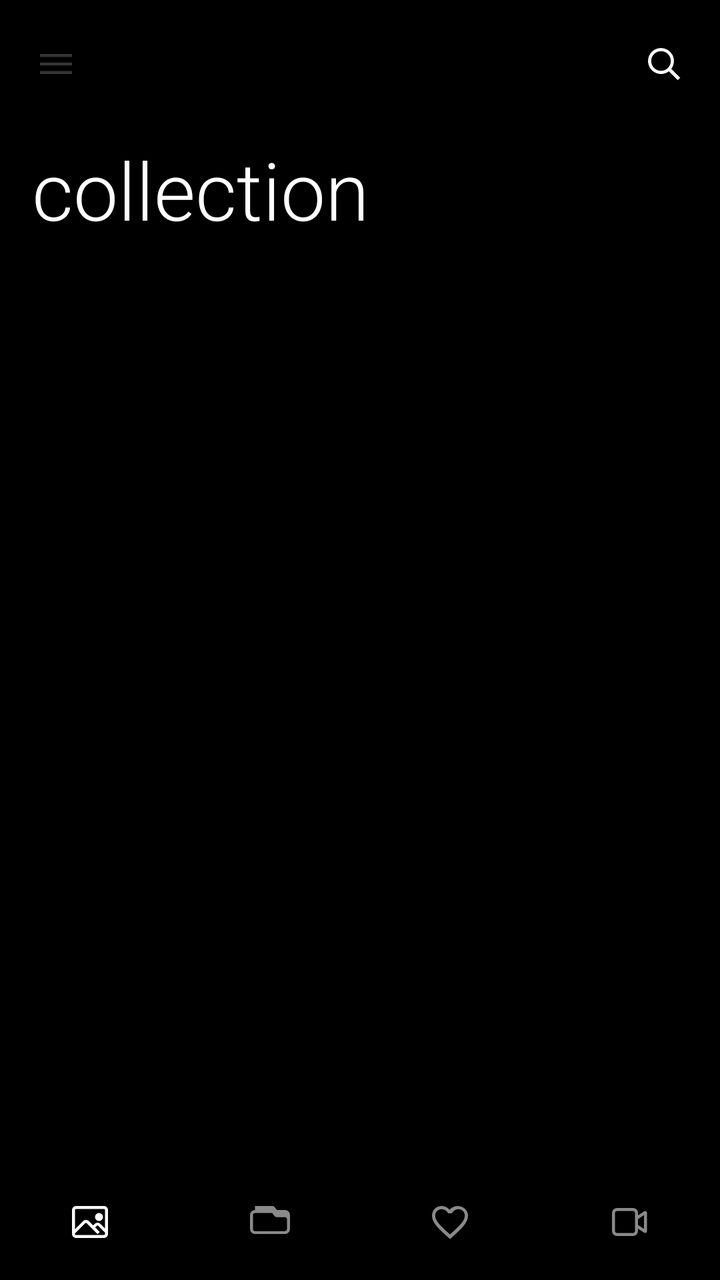
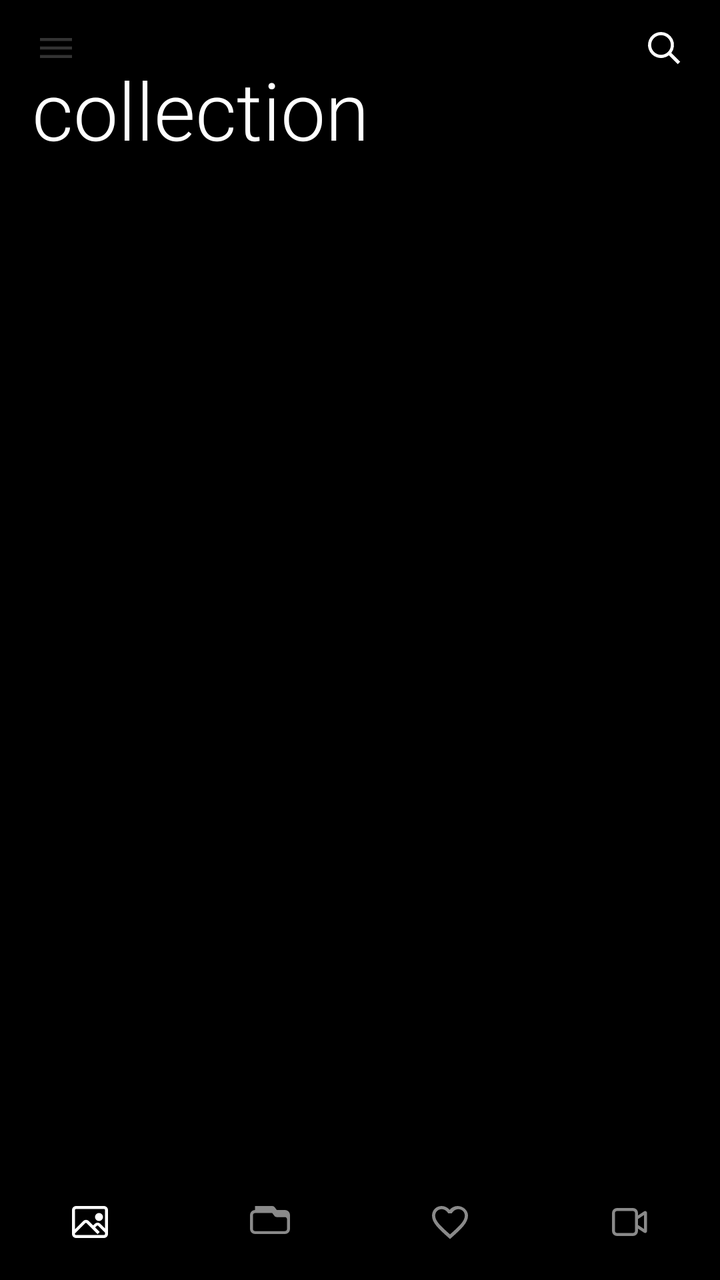

Two renders of the same Android screen: before a commit and after it. Below are the layout's source before the change and the commit's diff.
<!-- AndroidManifest.xml: application theme Theme.GallerySearch -->
<!-- res/layout/activity_main.xml -->
<?xml version="1.0" encoding="utf-8"?>
<androidx.drawerlayout.widget.DrawerLayout xmlns:android="http://schemas.android.com/apk/res/android"
    android:id="@+id/drawerLayout"
    android:layout_width="match_parent"
    android:layout_height="match_parent"
    android:background="@color/metroBgPrimary">

    <FrameLayout
        android:id="@+id/mainSurface"
        android:layout_width="match_parent"
        android:layout_height="match_parent"
        android:background="@color/metroBgPrimary">

        <androidx.recyclerview.widget.RecyclerView
            android:id="@+id/imageGrid"
            android:layout_width="match_parent"
            android:layout_height="match_parent"
            android:clipToPadding="false"
            android:paddingStart="0dp"
            android:paddingTop="2dp"
            android:paddingEnd="0dp"
            android:paddingBottom="84dp" />

        <LinearLayout
            android:id="@+id/topOverlay"
            android:layout_width="match_parent"
            android:layout_height="wrap_content"
            android:background="@color/metroBgPrimary"
            android:orientation="vertical"
            android:paddingTop="8dp">

            <FrameLayout
                android:id="@+id/topChrome"
                android:layout_width="match_parent"
                android:layout_height="128dp">

                <ImageButton
                    android:id="@+id/menuBtn"
                    android:layout_width="48dp"
                    android:layout_height="48dp"
                    android:layout_gravity="start|top"
                    android:layout_marginStart="4dp"
                    android:alpha="0.2"
                    android:background="@android:color/transparent"
                    android:contentDescription="Menu"
                    android:padding="12dp"
                    android:src="@drawable/ic_fluent_navigation_24_regular"
                    android:tint="@color/metroTextPrimary" />

                <TextView
                    android:id="@+id/screenTitle"
                    android:layout_width="match_parent"
                    android:layout_height="wrap_content"
                    android:layout_gravity="bottom"
                    android:includeFontPadding="false"
                    android:paddingStart="16dp"
                    android:paddingEnd="16dp"
                    android:paddingBottom="16dp"
                    android:text="collection"
                    android:textColor="@color/metroTextPrimary"
                    android:textSize="40sp"
                    android:fontFamily="sans-serif-light"
                    android:visibility="visible" />

                <ImageButton
                    android:id="@+id/searchLaunchBtn"
                    android:layout_width="48dp"
                    android:layout_height="48dp"
                    android:layout_gravity="end|top"
                    android:layout_marginEnd="4dp"
                    android:background="@android:color/transparent"
                    android:contentDescription="Search"
                    android:padding="12dp"
                    android:src="@drawable/ic_fluent_search_24_regular"
                    android:tint="@color/metroTextPrimary" />
            </FrameLayout>

            <LinearLayout
                android:id="@+id/searchPanel"
                android:layout_width="match_parent"
                android:layout_height="wrap_content"
                android:background="@color/metroBgPrimary"
                android:orientation="vertical"
                android:paddingStart="16dp"
                android:paddingTop="4dp"
                android:paddingEnd="16dp"
                android:paddingBottom="14dp"
                android:visibility="gone">

                <LinearLayout
                    android:layout_width="match_parent"
                    android:layout_height="48dp"
                    android:background="@drawable/search_bg"
                    android:gravity="center_vertical"
                    android:orientation="horizontal"
                    android:paddingStart="14dp"
                    android:paddingEnd="8dp">

                    <ImageView
                        android:layout_width="20dp"
                        android:layout_height="20dp"
                        android:contentDescription="@null"
                        android:src="@drawable/ic_fluent_search_24_regular"
                        android:tint="@color/metroTextSecondary" />

                    <EditText
                        android:id="@+id/searchInput"
                        android:layout_width="0dp"
                        android:layout_height="wrap_content"
                        android:layout_weight="1"
                        android:background="@android:color/transparent"
                        android:hint="Search this section"
                        android:imeOptions="actionSearch"
                        android:inputType="text"
                        android:paddingStart="12dp"
                        android:paddingEnd="12dp"
                        android:singleLine="true"
                        android:textColor="@color/metroTextPrimary"
                        android:textColorHint="@color/metroTextDisabled"
                        android:textSize="16sp" />

                    <TextView
                        android:id="@+id/searchDismissBtn"
                        android:layout_width="wrap_content"
                        android:layout_height="wrap_content"
                        android:fontFamily="sans-serif"
                        android:includeFontPadding="false"
                        android:paddingStart="8dp"
                        android:paddingEnd="6dp"
                        android:text="cancel"
                        android:textAllCaps="true"
                        android:textColor="@color/metroTextSecondary"
                        android:textSize="12sp" />
                </LinearLayout>

                <LinearLayout
                    android:id="@+id/searchModeRow"
                    android:layout_width="match_parent"
                    android:layout_height="wrap_content"
                    android:layout_marginTop="10dp"
                    android:gravity="center_vertical"
                    android:orientation="horizontal">

                    <TextView
                        android:id="@+id/searchModeHybrid"
                        android:layout_width="wrap_content"
                        android:layout_height="wrap_content"
                        android:background="@drawable/search_filter_chip_active_bg"
                        android:includeFontPadding="false"
                        android:paddingStart="14dp"
                        android:paddingTop="8dp"
                        android:paddingEnd="14dp"
                        android:paddingBottom="8dp"
                        android:text="AI + META"
                        android:textAllCaps="true"
                        android:textColor="@color/metroTextPrimary"
                        android:textSize="12sp" />

                    <TextView
                        android:id="@+id/searchModeAi"
                        android:layout_width="wrap_content"
                        android:layout_height="wrap_content"
                        android:layout_marginStart="8dp"
                        android:background="@drawable/search_filter_chip_bg"
                        android:includeFontPadding="false"
                        android:paddingStart="14dp"
                        android:paddingTop="8dp"
                        android:paddingEnd="14dp"
                        android:paddingBottom="8dp"
                        android:text="AI"
                        android:textAllCaps="true"
                        android:textColor="@color/metroTextPrimary"
                        android:textSize="12sp" />

                    <TextView
                        android:id="@+id/searchModeMetadata"
                        android:layout_width="wrap_content"
                        android:layout_height="wrap_content"
                        android:layout_marginStart="8dp"
                        android:background="@drawable/search_filter_chip_bg"
                        android:includeFontPadding="false"
                        android:paddingStart="14dp"
                        android:paddingTop="8dp"
                        android:paddingEnd="14dp"
                        android:paddingBottom="8dp"
                        android:text="META"
                        android:textAllCaps="true"
                        android:textColor="@color/metroTextPrimary"
                        android:textSize="12sp" />
                </LinearLayout>

                <HorizontalScrollView
                    android:id="@+id/searchActivePillsScroll"
                    android:layout_width="match_parent"
                    android:layout_height="wrap_content"
                    android:layout_marginTop="10dp"
                    android:fadeScrollbars="false"
                    android:overScrollMode="never"
                    android:scrollbars="none"
                    android:visibility="gone">

                    <LinearLayout
                        android:id="@+id/searchActivePills"
                        android:layout_width="wrap_content"
                        android:layout_height="wrap_content"
                        android:orientation="horizontal" />
                </HorizontalScrollView>

                <HorizontalScrollView
                    android:id="@+id/searchQuickPillsScroll"
                    android:layout_width="match_parent"
                    android:layout_height="wrap_content"
                    android:layout_marginTop="10dp"
                    android:fadeScrollbars="false"
                    android:overScrollMode="never"
                    android:scrollbars="none">

                    <LinearLayout
                        android:id="@+id/searchQuickPills"
                        android:layout_width="wrap_content"
                        android:layout_height="wrap_content"
                        android:orientation="horizontal" />
                </HorizontalScrollView>
            </LinearLayout>
        </LinearLayout>

        <LinearLayout
            android:id="@+id/selectionPill"
            android:layout_width="wrap_content"
            android:layout_height="52dp"
            android:layout_gravity="bottom|center_horizontal"
            android:layout_marginBottom="84dp"
            android:background="@drawable/pill_bg"
            android:gravity="center"
            android:orientation="horizontal"
            android:paddingStart="8dp"
            android:paddingEnd="8dp"
            android:visibility="gone">

            <ImageButton
                android:id="@+id/selectAllBtn"
                android:layout_width="52dp"
                android:layout_height="52dp"
                android:background="@android:color/transparent"
                android:contentDescription="Select all"
                android:padding="15dp"
                android:src="@drawable/ic_fluent_select_all_24_regular"
                android:tint="@color/metroTextPrimary"
                android:visibility="gone" />

            <ImageButton
                android:id="@+id/shareSelectionBtn"
                android:layout_width="64dp"
                android:layout_height="52dp"
                android:background="@android:color/transparent"
                android:contentDescription="Share selected"
                android:padding="15dp"
                android:src="@drawable/ic_fluent_share_24_regular"
                android:tint="@color/metroTextPrimary" />

            <ImageButton
                android:id="@+id/deleteSelectionBtn"
                android:layout_width="64dp"
                android:layout_height="52dp"
                android:background="@android:color/transparent"
                android:contentDescription="Delete selected"
                android:padding="15dp"
                android:src="@drawable/ic_fluent_delete_24_regular"
                android:tint="@color/metroTextPrimary" />
        </LinearLayout>

        <com.devomind.gallerysearch.FastScrollIndicator
            android:id="@+id/fastScrollIndicator"
            android:layout_width="match_parent"
            android:layout_height="match_parent"
            android:layout_marginEnd="4dp"
            android:visibility="gone" />

        <LinearLayout
            android:id="@+id/bottomPanel"
            android:layout_width="match_parent"
            android:layout_height="60dp"
            android:layout_gravity="bottom"
            android:background="@color/metroBgPrimary"
            android:orientation="horizontal">

            <LinearLayout
                android:id="@+id/bottomCollections"
                android:layout_width="0dp"
                android:layout_height="match_parent"
                android:layout_weight="1"
                android:gravity="center"
                android:orientation="vertical"
                android:paddingTop="2dp">

                <ImageView
                    android:id="@+id/bottomCollectionsIcon"
                    android:layout_width="24dp"
                    android:layout_height="24dp"
                    android:contentDescription="@null"
                    android:src="@drawable/ic_fluent_image_24_regular"
                    android:tint="@color/metroTextPrimary" />
            </LinearLayout>

            <LinearLayout
                android:id="@+id/bottomAlbums"
                android:layout_width="0dp"
                android:layout_height="match_parent"
                android:layout_weight="1"
                android:gravity="center"
                android:orientation="vertical"
                android:paddingTop="2dp">

                <ImageView
                    android:id="@+id/bottomAlbumsIcon"
                    android:layout_width="24dp"
                    android:layout_height="24dp"
                    android:contentDescription="@null"
                    android:src="@drawable/ic_fluent_album_24_regular"
                    android:tint="@color/metroTextSecondary" />
            </LinearLayout>

            <LinearLayout
                android:id="@+id/bottomFavorites"
                android:layout_width="0dp"
                android:layout_height="match_parent"
                android:layout_weight="1"
                android:gravity="center"
                android:orientation="vertical"
                android:paddingTop="2dp">

                <ImageView
                    android:id="@+id/bottomFavoritesIcon"
                    android:layout_width="24dp"
                    android:layout_height="24dp"
                    android:contentDescription="@null"
                    android:src="@drawable/ic_fluent_heart_24_regular"
                    android:tint="@color/metroTextSecondary" />
            </LinearLayout>

            <LinearLayout
                android:id="@+id/bottomVideos"
                android:layout_width="0dp"
                android:layout_height="match_parent"
                android:layout_weight="1"
                android:gravity="center"
                android:orientation="vertical"
                android:paddingTop="2dp">

                <ImageView
                    android:id="@+id/bottomVideosIcon"
                    android:layout_width="24dp"
                    android:layout_height="24dp"
                    android:contentDescription="@null"
                    android:src="@drawable/ic_fluent_video_24_regular"
                    android:tint="@color/metroTextSecondary" />
            </LinearLayout>
        </LinearLayout>
    </FrameLayout>

    <LinearLayout
        android:id="@+id/drawerPanel"
        android:layout_width="304dp"
        android:layout_height="match_parent"
        android:layout_gravity="start"
        android:background="@color/metroBgSecondary"
        android:orientation="vertical"
        android:paddingTop="0dp">

        <TextView
            android:id="@+id/drawerCollection"
            style="@style/MetroDrawerItem"
            android:text="collection" />

        <TextView
            android:id="@+id/drawerAlbums"
            style="@style/MetroDrawerItem"
            android:text="albums" />

        <TextView
            android:id="@+id/drawerSearch"
            style="@style/MetroDrawerItem"
            android:text="search" />

        <TextView
            android:id="@+id/drawerIndex"
            style="@style/MetroDrawerItem"
            android:text="start indexing" />

        <TextView
            android:id="@+id/drawerAlbumScope"
            style="@style/MetroDrawerItem"
            android:text="album scope" />

        <TextView
            android:id="@+id/statusText"
            android:layout_width="match_parent"
            android:layout_height="wrap_content"
            android:includeFontPadding="false"
            android:paddingStart="24dp"
            android:paddingTop="24dp"
            android:paddingEnd="24dp"
            android:text="Waiting for gallery permission..."
            android:textAllCaps="true"
            android:textColor="@color/metroTextSecondary"
            android:textSize="12sp" />

        <ProgressBar
            android:id="@+id/progressBar"
            style="?android:attr/progressBarStyleHorizontal"
            android:layout_width="match_parent"
            android:layout_height="2dp"
            android:layout_marginStart="24dp"
            android:layout_marginTop="10dp"
            android:layout_marginEnd="24dp"
            android:indeterminate="true"
            android:indeterminateTint="@color/metroAccentMuted"
            android:visibility="gone" />

        <TextView
            android:id="@+id/resultCount"
            android:layout_width="match_parent"
            android:layout_height="wrap_content"
            android:includeFontPadding="false"
            android:paddingStart="24dp"
            android:paddingTop="14dp"
            android:paddingEnd="24dp"
            android:textColor="@color/metroAccentLight"
            android:textSize="12sp" />
    </LinearLayout>
</androidx.drawerlayout.widget.DrawerLayout>
<!-- resources referenced by this layout -->
<resources>
  <color name="metroAccentLight">#FF6DB8FF</color>
  <color name="metroAccentMuted">#FF3B9EFF</color>
  <color name="metroBgPrimary">#FF000000</color>
  <color name="metroBgSecondary">#FF0A0A0A</color>
  <color name="metroTextDisabled">#FF484848</color>
  <color name="metroTextPrimary">#FFFFFFFF</color>
  <color name="metroTextSecondary">#FF8A8A8A</color>
  <!-- drawable ic_fluent_delete_24_regular (drawable) -->
  <vector xmlns:android="http://schemas.android.com/apk/res/android"
      android:width="24dp"
      android:height="24dp"
      android:viewportWidth="24"
      android:viewportHeight="24">
      <path android:fillColor="#FFFFFFFF" android:pathData="M9,3h6l0.8,2H20v1.5H4V5h4.2zM6,8h12l-0.8,12.2A2,2 0,0 1,15.2 22H8.8a2,2 0,0 1,-2,-1.8zM7.6,9.5l0.7,10.6c0,0.2 0.2,0.4 0.5,0.4h6.4c0.3,0 0.5,-0.2 0.5,-0.4l0.7,-10.6z"/>
  </vector>
  <!-- drawable ic_fluent_navigation_24_regular (drawable) -->
  <vector xmlns:android="http://schemas.android.com/apk/res/android"
      android:width="24dp"
      android:height="24dp"
      android:viewportWidth="24"
      android:viewportHeight="24">
      <path android:fillColor="#FFFFFFFF" android:pathData="M4,7h16v1.5H4zM4,11.25h16v1.5H4zM4,15.5h16V17H4z"/>
  </vector>
  <!-- drawable ic_fluent_search_24_regular (drawable) -->
  <vector xmlns:android="http://schemas.android.com/apk/res/android"
      android:width="24dp"
      android:height="24dp"
      android:viewportWidth="24"
      android:viewportHeight="24">
      <path android:fillColor="#FFFFFFFF" android:pathData="M10.5,4a6.5,6.5 0,0 1,5.15 10.46l4.45,4.44l-1.2,1.2l-4.44,-4.45A6.5,6.5 0,1 1,10.5 4m0,1.6a4.9,4.9 0,1 0,0 9.8a4.9,4.9 0,0 0,0 -9.8"/>
  </vector>
  <!-- drawable pill_bg (drawable) -->
  <?xml version="1.0" encoding="utf-8"?>
  <shape xmlns:android="http://schemas.android.com/apk/res/android"
      android:shape="rectangle">
      <corners android:radius="26dp" />
      <solid android:color="#D90A0A0A" />
      <stroke
          android:width="1dp"
          android:color="@color/metroBgSurface" />
  </shape>
  <!-- drawable search_bg (drawable) -->
  <?xml version="1.0" encoding="utf-8"?>
  <shape xmlns:android="http://schemas.android.com/apk/res/android"
      android:shape="rectangle">
      <corners android:radius="0dp" />
      <solid android:color="@color/metroBgSecondary" />
      <stroke
          android:width="1dp"
          android:color="@color/metroBgSurface" />
  </shape>
  <!-- drawable search_filter_chip_active_bg (drawable) -->
  <?xml version="1.0" encoding="utf-8"?>
  <shape xmlns:android="http://schemas.android.com/apk/res/android" android:shape="rectangle">
      <solid android:color="#1B4F72" />
      <stroke
          android:width="1dp"
          android:color="#56B4FF" />
      <corners android:radius="18dp" />
  </shape>
  <!-- drawable search_filter_chip_bg (drawable) -->
  <?xml version="1.0" encoding="utf-8"?>
  <shape xmlns:android="http://schemas.android.com/apk/res/android" android:shape="rectangle">
      <solid android:color="#121212" />
      <stroke
          android:width="1dp"
          android:color="#2B2B2B" />
      <corners android:radius="18dp" />
  </shape>
  <style name="Theme.GallerySearch" parent="Theme.AppCompat.DayNight.NoActionBar">
          <item name="android:fontFamily">sans-serif</item>
          <item name="android:windowLightStatusBar">false</item>
          <item name="android:navigationBarColor">@color/metroNavBar</item>
          <item name="android:statusBarColor">@color/metroStatusBar</item>
          <item name="android:windowNoTitle">true</item>
          <item name="android:windowActionBar">false</item>
          <item name="colorAccent">@color/metroAccent</item>
      </style>
  <color name="metroBgSurface">#FF1C1C1C</color>
  <color name="metroNavBar">#FF000000</color>
  <color name="metroStatusBar">#FF0A0A0A</color>
  <color name="metroAccent">#FF5B4FE8</color>
  <!-- unchanged entries left out for length: 7 -->
</resources>

<!-- the commit's change to res/layout/activity_main.xml (unified diff, before → after) -->
@@ -26,13 +26,12 @@
             android:layout_width="match_parent"
             android:layout_height="wrap_content"
             android:background="@color/metroBgPrimary"
-            android:orientation="vertical"
-            android:paddingTop="8dp">
+            android:orientation="vertical">
 
             <FrameLayout
                 android:id="@+id/topChrome"
                 android:layout_width="match_parent"
-                android:layout_height="128dp">
+                android:layout_height="96dp">
 
                 <ImageButton
                     android:id="@+id/menuBtn"
